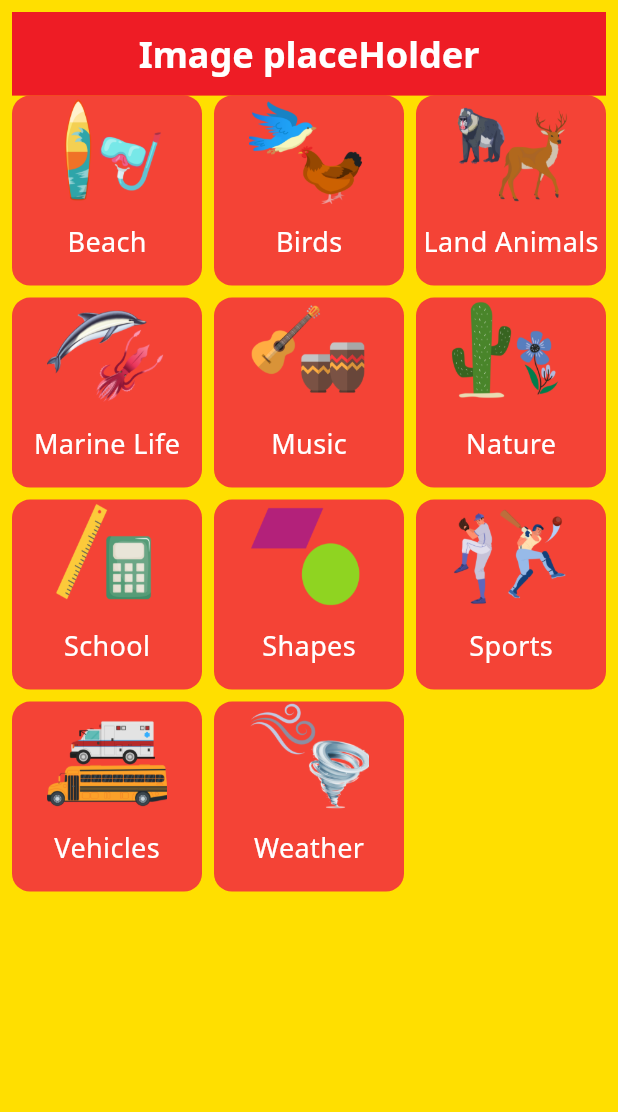
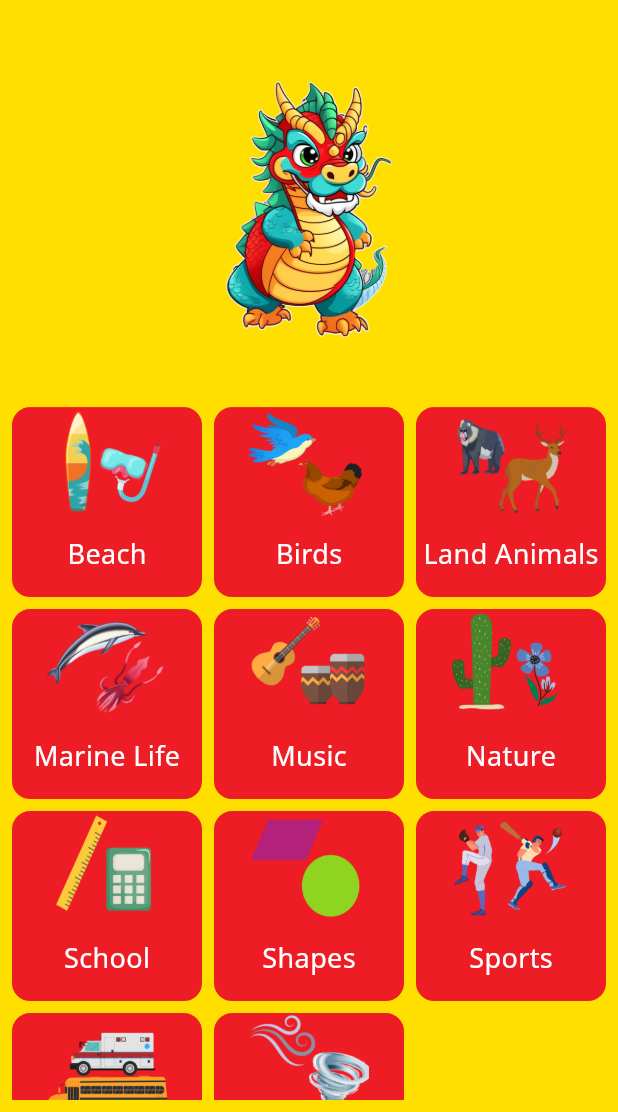
Before and after one commit to CodewithAnn/Chourenka, a Flutter app: the screen it shows after launch, on a phone screen of 412 x 824 dp, the part 124-1236 px from its top. Run offline on Flutter 3.47's test engine with Material 3 defaults, Android fonts, the phone set to English and light mode, and no system bars; our stand-ins replace equatable, flutter_bloc, flutter_riverpod, google_fonts, riverpod_annotation; generated files the repository leaves out were written again.

Commit message:
added : animation, FlashCardCubit and images.
Migrate from Riverpod to bloc in this commit added
cubit for handling the topic page headings.

```diff
--- a/lib/animations/fadein_animation.dart
+++ b/lib/animations/fadein_animation.dart
@@ -8,29 +8,27 @@ class FadeInAnimation extends StatefulWidget {
   State<FadeInAnimation> createState() => _FadeInAnimationState();
 }
 
-class _FadeInAnimationState extends State<FadeInAnimation>
-    with SingleTickerProviderStateMixin {
+class _FadeInAnimationState extends State<FadeInAnimation> with SingleTickerProviderStateMixin {
   late AnimationController _fadeInAnimationController;
   late Animation<double> _fadeInAnimation;
   late Animation<double> _scaleAnimation;
 
   @override
   void initState() {
-    _fadeInAnimationController = AnimationController(
-        vsync: this, duration: const Duration(milliseconds: 1000));
+    _fadeInAnimationController =
+        AnimationController(vsync: this, duration: const Duration(milliseconds: 500));
     super.initState();
-    _fadeInAnimation = Tween<double>(begin: 0.60, end: 1).animate(CurvedAnimation(
-        parent: _fadeInAnimationController, curve: Curves.easeIn));
-    // scale animation
-    _scaleAnimation = Tween<double>(begin: 0.40, end: 1).animate(
-        CurvedAnimation(
-            parent: _fadeInAnimationController, curve: Curves.easeIn));
+    _scaleAnimation = Tween<double>(begin: 0.90, end: 1.0)
+        .animate(CurvedAnimation(parent: _fadeInAnimationController, curve: Curves.easeIn));
+    _fadeInAnimation = Tween<double>(begin: 0.90, end: 1.0)
+        .animate(CurvedAnimation(parent: _fadeInAnimationController, curve: Curves.easeIn));
+
+    //start the animation
     _fadeInAnimationController.forward();
   }
 
   @override
   void dispose() {
-
     _fadeInAnimationController.dispose();
     super.dispose();
   }
@@ -39,16 +37,13 @@ class _FadeInAnimationState extends State<FadeInAnimation>
   Widget build(BuildContext context) {
     return AnimatedBuilder(
       animation: _fadeInAnimationController,
-      builder: (context, child) {
-        return Opacity(
-          opacity: _fadeInAnimation.value,
-          child: Transform(
-            alignment: Alignment.bottomCenter,
-            transform: Matrix4.identity()..scale(_scaleAnimation.value),
-            child: widget.child,
-          ),
-        );
-      },
+      builder: (context, child) => Opacity(
+        opacity: _fadeInAnimation.value,
+        child: Transform(
+          transform: Matrix4.identity()..scale(_scaleAnimation.value),
+          child: widget.child,
+        ),
+      ),
     );
   }
 }
--- a/lib/components/homme_page/topic_cards.dart
+++ b/lib/components/homme_page/topic_cards.dart
@@ -1,3 +1,5 @@
+import 'package:chinese_flashcard/configs/extenstions.dart';
+import 'package:chinese_flashcard/utils/methods.dart';
 import 'package:flutter/material.dart';
 
 class TopicTile extends StatelessWidget {
@@ -10,8 +12,11 @@ class TopicTile extends StatelessWidget {
 
   @override
   Widget build(BuildContext context) {
-    return Container(
-      decoration: BoxDecoration(color: Colors.red, borderRadius: BorderRadius.circular(12)),
+    return GestureDetector(
+      onTap: ()=> sessionMethod(context: context, topic: _topic),
+      child: Container(
+        decoration:
+            BoxDecoration(color: context.theme.primaryColor, borderRadius: BorderRadius.circular(12)),
         child: Column(
           children: [
             Expanded(
@@ -24,6 +29,7 @@ class TopicTile extends StatelessWidget {
             Expanded(child: Text(_topic)),
           ],
         ),
+      ),
     );
   }
 }
--- a/lib/pages/home_page.dart
+++ b/lib/pages/home_page.dart
@@ -1,4 +1,6 @@
+import 'package:chinese_flashcard/animations/fadein_animation.dart';
 import 'package:chinese_flashcard/components/homme_page/topic_cards.dart';
+import 'package:chinese_flashcard/configs/extenstions.dart';
 import 'package:chinese_flashcard/data/words.dart';
 import 'package:flutter/material.dart';
 
@@ -50,8 +52,14 @@ class _HomePageState extends State<HomePage> {
         body: Padding(
           padding: const EdgeInsets.all(8.0),
           child: CustomScrollView(slivers: [
-            const SliverAppBar(
-              title: Text('Image placeHolder'),
+            SliverAppBar(
+              backgroundColor: context.theme.scaffoldBackgroundColor,
+              expandedHeight: size.height * 0.32,
+              flexibleSpace: FlexibleSpaceBar(
+                  background: Padding(
+                padding: EdgeInsets.all(size.width * 0.10),
+                child: FadeInAnimation(child: Image.asset('assets/images/drangon.png')),
+              )),
             ),
             SliverGrid(
                 delegate: SliverChildBuilderDelegate(
--- a/pubspec.yaml
+++ b/pubspec.yaml
@@ -38,6 +38,9 @@ dependencies:
   google_fonts: ^6.2.1
   flutter_riverpod: ^2.6.1
   riverpod_annotation: ^2.6.1
+  flutter_bloc: ^9.1.1
+  rxdart: ^0.28.0
+  equatable: ^2.0.7
 
 dev_dependencies:
   flutter_test:
```
Also changed, not shown: lib/bloc/flash_card/flash_card_cubit.dart (added, +12 -0 lines), lib/bloc/flash_card/flash_card_state.dart (added, +17 -0 lines), lib/main.dart (+7 -1 lines), lib/pages/flashcard_page.dart (+27 -55 lines), lib/utils/methods.dart (+8 -7 lines), pubspec.lock. Lines whose indentation alone changed are shown as unchanged.
